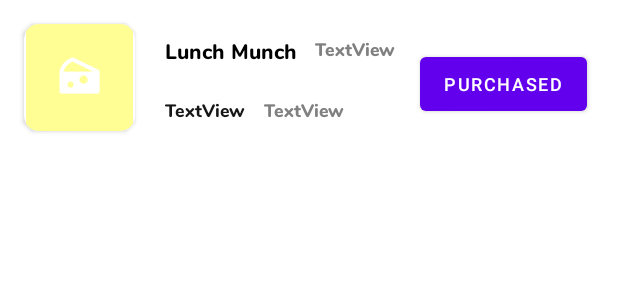
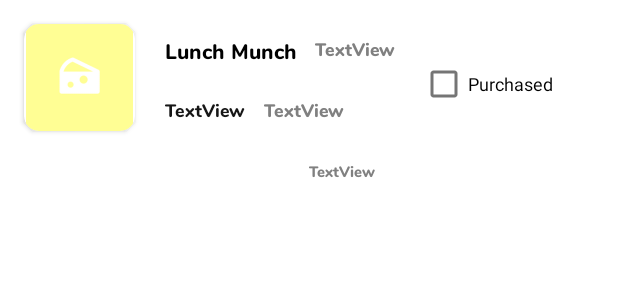
Before and after one commit to CMPUT301F22T23/LunchMunch, an Android app: the layout shopping_list_content.xml on its own in the app's theme, with its tools: preview values and no code run, on a phone screen of 412 x 824 dp. Shown: the top 300 px of the screen. Run offline under Robolectric (Android 15) with nearby library versions, the phone set to English and light mode, and no system bars.

Commit message:
Cleaned up shopping list UI to look like the rest of the app

```diff
--- a/app/src/main/java/com/example/lunchmunch/ShoppingListAdapter.java
+++ b/app/src/main/java/com/example/lunchmunch/ShoppingListAdapter.java
@@ -56,7 +56,7 @@ public class ShoppingListAdapter extends RecyclerView.Adapter<ShoppingListAdapte
         holder.tvCost.setText(String.valueOf(ingredient.getCost()));
         holder.tvCount.setText(String.valueOf(ingredient.getCount()));
         holder.tvCategory.setText(String.valueOf(ingredient.getCategory()));
-
+        holder.tvDescription.setText(ingredient.getDescription());
         holder.ingrPurchasedBtn.setOnClickListener(view -> {
             mIngrPurchasedListener.ingrPurchasedBtnClicked(ingredient, position);
         });
@@ -89,6 +89,7 @@ public class ShoppingListAdapter extends RecyclerView.Adapter<ShoppingListAdapte
         TextView tvCount;
         TextView tvCost;
         TextView tvCategory;
+        TextView tvDescription;
         Button ingrPurchasedBtn;
 
         public ViewHolder(@NonNull View itemView) {
@@ -97,6 +98,7 @@ public class ShoppingListAdapter extends RecyclerView.Adapter<ShoppingListAdapte
             tvCount = itemView.findViewById(R.id.count_label);
             tvCost = itemView.findViewById(R.id.cost_label);
             tvCategory = itemView.findViewById(R.id.category_label);
+            tvDescription = itemView.findViewById(R.id.description_label);
             ingrPurchasedBtn = itemView.findViewById(R.id.ingrPurchasedBtn);
         }
     }
--- a/app/src/main/res/layout/shopping_list_content.xml
+++ b/app/src/main/res/layout/shopping_list_content.xml
@@ -4,7 +4,6 @@
     xmlns:tools="http://schemas.android.com/tools"
     android:layout_width="match_parent"
     android:layout_height="match_parent"
-    android:background="@drawable/rounded_square"
     android:clickable="false"
     android:focusable="false"
     android:focusableInTouchMode="false"
@@ -83,13 +82,28 @@
         app:layout_constraintStart_toEndOf="@+id/name_label"
         app:layout_constraintTop_toTopOf="parent" />
 
-    <Button
+    <TextView
+        android:id="@+id/description_label"
+        android:layout_width="wrap_content"
+        android:layout_height="wrap_content"
+        android:layout_marginStart="12dp"
+        android:layout_marginTop="24dp"
+        android:fontFamily="@font/nunito_extrabold"
+        android:text="TextView"
+        android:textColor="#808080"
+        android:textSize="10sp"
+        app:layout_constraintStart_toEndOf="@+id/count_label"
+        app:layout_constraintEnd_toStartOf="@id/ingrPurchasedBtn"
+        app:layout_constraintTop_toBottomOf="@id/count_label" />
+
+    <CheckBox
         android:id="@+id/ingrPurchasedBtn"
         android:layout_width="wrap_content"
         android:layout_height="wrap_content"
         android:layout_marginStart="16dp"
         android:layout_marginTop="32dp"
         android:text="Purchased"
+        android:textColor="@color/black"
         android:textSize="12sp"
         app:layout_constraintStart_toEndOf="@+id/category_label"
         app:layout_constraintTop_toTopOf="parent" />
```
Also changed, not shown: app/src/main/res/layout/content_shopping_list.xml (added, +68 -0 lines), app/src/main/res/layout/shoppinglist_activity.xml (+6 -58 lines).
